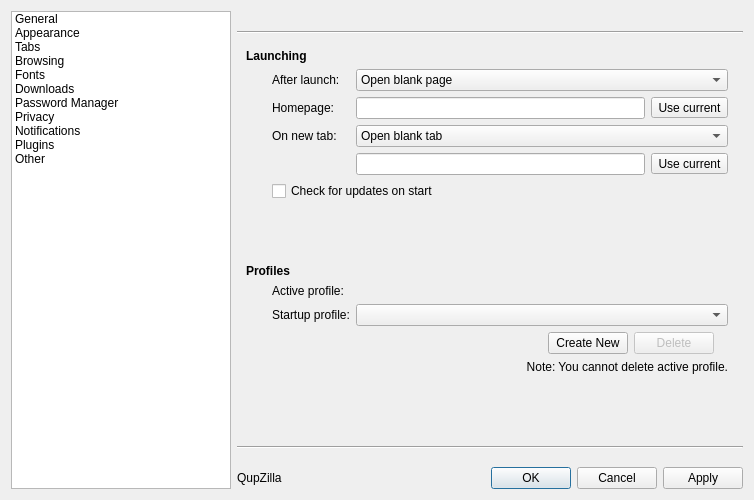
This is src/preferences/preferences.ui in QupZilla/qupzilla as Qt 5 draws it before an edit. The edited form follows.
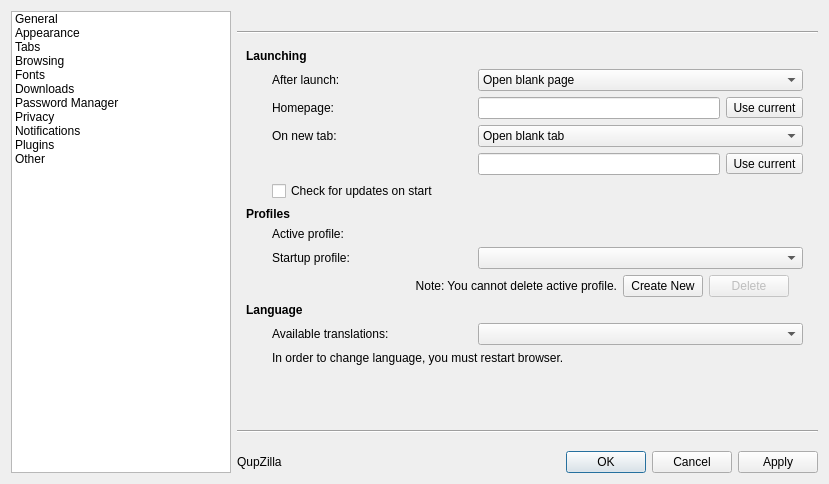
This is the edited form.

Commit message: Ctrl + click on back/forward buttons now goes back in new tab. - available languages are now in first page in preferences - updated Portuguese translation

Diff of the .ui file:
```diff
--- a/src/preferences/preferences.ui
+++ b/src/preferences/preferences.ui
@@ -6,8 +6,8 @@
    <rect>
     <x>0</x>
     <y>0</y>
-    <width>754</width>
-    <height>500</height>
+    <width>829</width>
+    <height>484</height>
    </rect>
   </property>
   <property name="windowTitle">
@@ -292,24 +292,24 @@
          </item>
         </widget>
        </item>
-       <item row="7" column="0" colspan="2">
+       <item row="6" column="0" colspan="2">
         <widget class="QLabel" name="label_4">
          <property name="text">
           <string>&lt;b&gt;Profiles&lt;/b&gt;</string>
          </property>
         </widget>
        </item>
-       <item row="9" column="1">
+       <item row="8" column="1">
         <widget class="QLabel" name="label_5">
          <property name="text">
           <string>Startup profile:</string>
          </property>
         </widget>
        </item>
-       <item row="9" column="2">
+       <item row="8" column="2">
         <widget class="QComboBox" name="startProfile"/>
        </item>
-       <item row="10" column="2" colspan="2">
+       <item row="9" column="1" colspan="3">
         <widget class="QFrame" name="frame">
          <property name="frameShape">
           <enum>QFrame::NoFrame</enum>
@@ -331,17 +331,14 @@
            <number>0</number>
           </property>
           <item>
-           <spacer name="horizontalSpacer">
-            <property name="orientation">
-             <enum>Qt::Horizontal</enum>
+           <widget class="QLabel" name="cannotDeleteActiveProfileLabel">
+            <property name="text">
+             <string>Note: You cannot delete active profile.</string>
             </property>
-            <property name="sizeHint" stdset="0">
-             <size>
-              <width>40</width>
-              <height>20</height>
-             </size>
+            <property name="alignment">
+             <set>Qt::AlignRight|Qt::AlignTrailing|Qt::AlignVCenter</set>
             </property>
-           </spacer>
+           </widget>
           </item>
           <item>
            <widget class="QPushButton" name="createProfile">
@@ -375,7 +372,7 @@
          </layout>
         </widget>
        </item>
-       <item row="12" column="1">
+       <item row="16" column="1">
         <spacer name="verticalSpacer">
          <property name="orientation">
           <enum>Qt::Vertical</enum>
@@ -410,29 +407,6 @@
          </layout>
         </widget>
        </item>
-       <item row="6" column="0">
-        <spacer name="verticalSpacer_6">
-         <property name="orientation">
-          <enum>Qt::Vertical</enum>
-         </property>
-         <property name="sizeHint" stdset="0">
-          <size>
-           <width>20</width>
-           <height>40</height>
-          </size>
-         </property>
-        </spacer>
-       </item>
-       <item row="11" column="1" colspan="2">
-        <widget class="QLabel" name="cannotDeleteActiveProfileLabel">
-         <property name="text">
-          <string>Note: You cannot delete active profile.</string>
-         </property>
-         <property name="alignment">
-          <set>Qt::AlignRight|Qt::AlignTrailing|Qt::AlignVCenter</set>
-         </property>
-        </widget>
-       </item>
        <item row="5" column="1" colspan="2">
         <widget class="QCheckBox" name="checkUpdates">
          <property name="text">
@@ -440,20 +414,60 @@
          </property>
         </widget>
        </item>
-       <item row="8" column="1">
+       <item row="7" column="1">
         <widget class="QLabel" name="label_45">
          <property name="text">
           <string>Active profile:</string>
          </property>
         </widget>
        </item>
-       <item row="8" column="2">
+       <item row="7" column="2">
         <widget class="QLabel" name="activeProfile">
          <property name="text">
           <string/>
          </property>
         </widget>
        </item>
+       <item row="15" column="1" colspan="2">
+        <widget class="QLabel" name="label_17">
+         <property name="text">
+          <string>In order to change language, you must restart browser.</string>
+         </property>
+        </widget>
+       </item>
+       <item row="11" column="0" colspan="3">
+        <widget class="QLabel" name="label_11">
+         <property name="text">
+          <string>&lt;b&gt;Language&lt;/b&gt;</string>
+         </property>
+        </widget>
+       </item>
+       <item row="12" column="1">
+        <layout class="QHBoxLayout" name="horizontalLayout_13">
+         <item>
+          <widget class="QLabel" name="label_16">
+           <property name="sizePolicy">
+            <sizepolicy hsizetype="Fixed" vsizetype="Preferred">
+             <horstretch>0</horstretch>
+             <verstretch>0</verstretch>
+            </sizepolicy>
+           </property>
+           <property name="minimumSize">
+            <size>
+             <width>200</width>
+             <height>0</height>
+            </size>
+           </property>
+           <property name="text">
+            <string>Available translations: </string>
+           </property>
+          </widget>
+         </item>
+        </layout>
+       </item>
+       <item row="12" column="2">
+        <widget class="QComboBox" name="languages"/>
+       </item>
       </layout>
      </widget>
      <widget class="QWidget" name="stackedWidgetPage2">
@@ -2014,60 +2028,7 @@
      </widget>
      <widget class="QWidget" name="stackedWidgetPage7">
       <layout class="QGridLayout" name="gridLayout_13">
-       <item row="0" column="0" colspan="4">
-        <widget class="QLabel" name="label_11">
-         <property name="text">
-          <string>&lt;b&gt;Language&lt;/b&gt;</string>
-         </property>
-        </widget>
-       </item>
-       <item row="1" column="1" colspan="2">
-        <widget class="QLabel" name="label_16">
-         <property name="text">
-          <string>Available translations: </string>
-         </property>
-        </widget>
-       </item>
-       <item row="2" column="0">
-        <spacer name="horizontalSpacer_24">
-         <property name="orientation">
-          <enum>Qt::Horizontal</enum>
-         </property>
-         <property name="sizeType">
-          <enum>QSizePolicy::Fixed</enum>
-         </property>
-         <property name="sizeHint" stdset="0">
-          <size>
-           <width>20</width>
-           <height>20</height>
-          </size>
-         </property>
-        </spacer>
-       </item>
-       <item row="2" column="1">
-        <widget class="QComboBox" name="languages"/>
-       </item>
-       <item row="2" column="3">
-        <spacer name="horizontalSpacer_6">
-         <property name="orientation">
-          <enum>Qt::Horizontal</enum>
-         </property>
-         <property name="sizeHint" stdset="0">
-          <size>
-           <width>40</width>
-           <height>20</height>
-          </size>
-         </property>
-        </spacer>
-       </item>
-       <item row="3" column="1" colspan="2">
-        <widget class="QLabel" name="label_17">
-         <property name="text">
-          <string>In order to change language, you must restart browser.</string>
-         </property>
-        </widget>
-       </item>
-       <item row="8" column="0" colspan="4">
+       <item row="7" column="0" colspan="4">
         <widget class="QLabel" name="label_9">
          <property name="text">
           <string>&lt;b&gt;Other&lt;/b&gt;</string>
```
Left out of the diff: 55 changed lines with no effect on the pictures. The commit also changes 5 other files.
